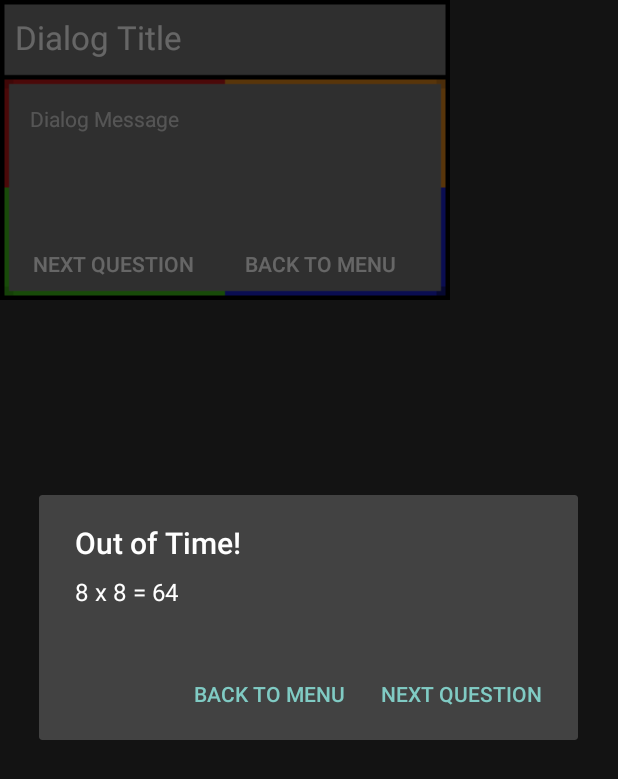
After one commit to willardw/Mathemaniacs, an Android app: the layout custom_dialog.xml on its own in the app's theme, with its tools: preview values and no code run, on a phone screen of 412 x 824 dp. The commit adds this screen. Shown: the top 779 px of the screen. Run offline under Robolectric (Android 15) with nearby library versions, the phone set to English and light mode, and no system bars.

Commit message:
Created custom dialog for game activity, but is not usable yet. Added a message about lowering difficutly in out of time dialog.

```diff
--- a/app/src/main/java/com/willard/william/mathemaniacs/GameActivity.java
+++ b/app/src/main/java/com/willard/william/mathemaniacs/GameActivity.java
@@ -398,13 +398,19 @@ public class GameActivity extends AppCompatActivity {
     public void outOfTime() {
         AlertDialog.Builder alert = new AlertDialog.Builder(this);
         alert.setTitle("Out of Time!");
+        String message = "";
         if (mode == 0 || mode == 1 || mode == 2 || mode == 3) {
-            alert.setMessage(q.firstOperand + " x " + q.secondOperand + " = " + q.result);
+            message = q.firstOperand + " x " + q.secondOperand + " = " + q.result;
         } else if (mode == 4) {
-            alert.setMessage(q.firstOperand + " % " + q.secondOperand + " = " + q.result);
+            message = q.firstOperand + " % " + q.secondOperand + " = " + q.result;
         } else if (mode == 5) {
-            alert.setMessage(q.firstOperand + " ! = " + q.result);
+            message = q.firstOperand + " ! = " + q.result;
         }
+        double rand = Math.random();
+        if (rand < .05) {
+            message += "\nNot Enough Time? Go to Settings to lower difficulty";
+        }
+        alert.setMessage(message);
         alert.setCancelable(false);
         alert.setNegativeButton("Back to Menu", new DialogInterface.OnClickListener() {
             @Override
--- /dev/null
+++ b/app/src/main/res/layout/custom_dialog.xml
@@ -0,0 +1,69 @@
+<?xml version="1.0" encoding="utf-8"?>
+<FrameLayout xmlns:android="http://schemas.android.com/apk/res/android"
+    android:layout_width="fill_parent"
+    android:layout_height="wrap_content">
+
+    <ImageView
+        android:layout_width="wrap_content"
+        android:layout_height="wrap_content"
+        android:src="@drawable/customdialogbox"
+        android:contentDescription="@string/customDialogBackground"/>
+
+    <LinearLayout
+        android:layout_width="match_parent"
+        android:layout_height="wrap_content"
+        android:orientation="vertical">
+
+        <TextView
+            android:layout_width="wrap_content"
+            android:layout_height="wrap_content"
+            android:text="@string/dialogTitle"
+            android:textAppearance="?android:attr/textAppearanceLarge"
+            android:layout_marginTop="10dp"
+            android:layout_marginLeft="10dp"
+            android:layout_marginStart="10dp"
+            android:id="@+id/dialogTitle"/>
+
+        <TextView
+            android:layout_width="wrap_content"
+            android:layout_height="wrap_content"
+            android:text="@string/dialogMessage"
+            android:layout_marginTop="30dp"
+            android:layout_marginLeft="20dp"
+            android:layout_marginStart="20dp"
+            android:id="@+id/dialogMessage"/>
+
+        <LinearLayout
+            android:layout_width="match_parent"
+            android:layout_height="wrap_content"
+            android:orientation="horizontal"
+            android:layout_marginTop="60dp"
+            style="?android:attr/buttonBarStyle">
+
+            <Button
+                android:layout_width="wrap_content"
+                android:layout_height="wrap_content"
+                android:layout_marginLeft="10dp"
+                android:layout_marginStart="10dp"
+                android:id="@+id/nextQButton"
+                android:clickable="true"
+                android:text="@string/nextQ"
+                android:textColor="@android:color/white"
+                style="?android:attr/buttonBarButtonStyle"/>
+
+            <Button
+                android:layout_width="wrap_content"
+                android:layout_height="wrap_content"
+                android:layout_marginLeft="10dp"
+                android:layout_marginStart="10dp"
+                android:id="@+id/backMenuButton"
+                android:clickable="true"
+                android:text="@string/backMenu"
+                android:textColor="@android:color/white"
+                style="?android:attr/buttonBarButtonStyle"/>
+
+        </LinearLayout>
+
+    </LinearLayout>
+
+</FrameLayout>
--- a/app/src/main/res/values/strings.xml
+++ b/app/src/main/res/values/strings.xml
@@ -56,4 +56,9 @@
     <string name="correct4">You\'re a Mathemaniac!</string>
     <string name="radioButtonBackground">Background Image for Radio Buttons</string>
     <string name="gameHeaderBackground">Background Image for Game Header</string>
+    <string name="customDialogBackground">Background Image for Custom Dialog</string>
+    <string name="dialogTitle">Dialog Title</string>
+    <string name="dialogMessage">Dialog Message</string>
+    <string name="nextQ">Next Question</string>
+    <string name="backMenu">Back to Menu</string>
 </resources>
```
Also changed, not shown: app/src/main/res/drawable/customdialogbox.png (added).
